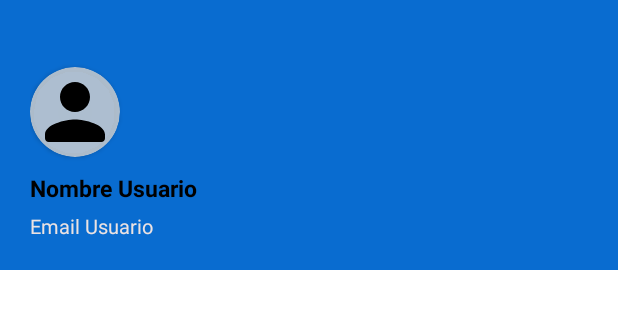
After one commit to hugh128/Burbujas, an Android app: the layout drawer_header.xml on its own in the app's theme, with its tools: preview values and no code run, on a phone screen of 412 x 824 dp. The commit adds this screen. Shown: the top 309 px of the screen. Run offline under Robolectric (Android 15) with nearby library versions, the phone set to English and light mode, and no system bars.

Commit message:
Creado estructura de menu de navegacion

```diff
--- /dev/null
+++ b/app/src/main/res/drawable/acercade.xml
@@ -0,0 +1,5 @@
+<vector xmlns:android="http://schemas.android.com/apk/res/android" android:height="24dp" android:tint="#000000" android:viewportHeight="24" android:viewportWidth="24" android:width="24dp">
+
+    <path android:fillColor="@android:color/white" android:pathData="M12,2C6.48,2 2,6.48 2,12s4.48,10 10,10 10,-4.48 10,-10S17.52,2 12,2zM12,17c-0.55,0 -1,-0.45 -1,-1v-4c0,-0.55 0.45,-1 1,-1s1,0.45 1,1v4c0,0.55 -0.45,1 -1,1zM13,9h-2L11,7h2v2z"/>
+
+</vector>
--- /dev/null
+++ b/app/src/main/res/drawable/drawer_menu.xml
@@ -0,0 +1,5 @@
+<vector xmlns:android="http://schemas.android.com/apk/res/android" android:height="24dp" android:tint="#000000" android:viewportHeight="24" android:viewportWidth="24" android:width="24dp">
+
+    <path android:fillColor="@android:color/white" android:pathData="M4,18h16c0.55,0 1,-0.45 1,-1s-0.45,-1 -1,-1L4,16c-0.55,0 -1,0.45 -1,1s0.45,1 1,1zM4,13h16c0.55,0 1,-0.45 1,-1s-0.45,-1 -1,-1L4,11c-0.55,0 -1,0.45 -1,1s0.45,1 1,1zM3,7c0,0.55 0.45,1 1,1h16c0.55,0 1,-0.45 1,-1s-0.45,-1 -1,-1L4,6c-0.55,0 -1,0.45 -1,1z"/>
+
+</vector>
--- /dev/null
+++ b/app/src/main/res/drawable/historial.xml
@@ -0,0 +1,5 @@
+<vector xmlns:android="http://schemas.android.com/apk/res/android" android:height="24dp" android:tint="#000000" android:viewportHeight="24" android:viewportWidth="24" android:width="24dp">
+
+    <path android:fillColor="@android:color/white" android:pathData="M13.26,3C8.17,2.86 4,6.95 4,12L2.21,12c-0.45,0 -0.67,0.54 -0.35,0.85l2.79,2.8c0.2,0.2 0.51,0.2 0.71,0l2.79,-2.8c0.31,-0.31 0.09,-0.85 -0.36,-0.85L6,12c0,-3.9 3.18,-7.05 7.1,-7 3.72,0.05 6.85,3.18 6.9,6.9 0.05,3.91 -3.1,7.1 -7,7.1 -1.61,0 -3.1,-0.55 -4.28,-1.48 -0.4,-0.31 -0.96,-0.28 -1.32,0.08 -0.42,0.42 -0.39,1.13 0.08,1.49C9,20.29 10.91,21 13,21c5.05,0 9.14,-4.17 9,-9.26 -0.13,-4.69 -4.05,-8.61 -8.74,-8.74zM12.75,8c-0.41,0 -0.75,0.34 -0.75,0.75v3.68c0,0.35 0.19,0.68 0.49,0.86l3.12,1.85c0.36,0.21 0.82,0.09 1.03,-0.26 0.21,-0.36 0.09,-0.82 -0.26,-1.03l-2.88,-1.71v-3.4c0,-0.4 -0.34,-0.74 -0.75,-0.74z"/>
+
+</vector>
--- /dev/null
+++ b/app/src/main/res/drawable/opciones.xml
@@ -0,0 +1,5 @@
+<vector xmlns:android="http://schemas.android.com/apk/res/android" android:height="24dp" android:tint="#000000" android:viewportHeight="24" android:viewportWidth="24" android:width="24dp">
+
+    <path android:fillColor="@android:color/white" android:pathData="M18.04,7.99l-0.63,-1.4l-1.4,-0.63c-0.39,-0.18 -0.39,-0.73 0,-0.91l1.4,-0.63l0.63,-1.4c0.18,-0.39 0.73,-0.39 0.91,0l0.63,1.4l1.4,0.63c0.39,0.18 0.39,0.73 0,0.91l-1.4,0.63l-0.63,1.4C18.78,8.38 18.22,8.38 18.04,7.99zM21.28,12.72L20.96,12c-0.18,-0.39 -0.73,-0.39 -0.91,0l-0.32,0.72L19,13.04c-0.39,0.18 -0.39,0.73 0,0.91l0.72,0.32L20.04,15c0.18,0.39 0.73,0.39 0.91,0l0.32,-0.72L22,13.96c0.39,-0.18 0.39,-0.73 0,-0.91L21.28,12.72zM16.24,14.37l1.23,0.93c0.4,0.3 0.51,0.86 0.26,1.3l-1.62,2.8c-0.25,0.44 -0.79,0.62 -1.25,0.42l-1.43,-0.6c-0.2,0.13 -0.42,0.26 -0.64,0.37l-0.19,1.54c-0.06,0.5 -0.49,0.88 -0.99,0.88H8.38c-0.5,0 -0.93,-0.38 -0.99,-0.88L7.2,19.59c-0.22,-0.11 -0.43,-0.23 -0.64,-0.37l-1.43,0.6c-0.46,0.2 -1,0.02 -1.25,-0.42l-1.62,-2.8c-0.25,-0.44 -0.14,-0.99 0.26,-1.3l1.23,-0.93C3.75,14.25 3.75,14.12 3.75,14s0,-0.25 0.01,-0.37L2.53,12.7c-0.4,-0.3 -0.51,-0.86 -0.26,-1.3l1.62,-2.8c0.25,-0.44 0.79,-0.62 1.25,-0.42l1.43,0.6c0.2,-0.13 0.42,-0.26 0.64,-0.37l0.19,-1.54C7.45,6.38 7.88,6 8.38,6h3.23c0.5,0 0.93,0.38 0.99,0.88l0.19,1.54c0.22,0.11 0.43,0.23 0.64,0.37l1.43,-0.6c0.46,-0.2 1,-0.02 1.25,0.42l1.62,2.8c0.25,0.44 0.14,0.99 -0.26,1.3l-1.23,0.93c0.01,0.12 0.01,0.24 0.01,0.37S16.25,14.25 16.24,14.37zM13,14c0,-1.66 -1.34,-3 -3,-3s-3,1.34 -3,3s1.34,3 3,3S13,15.66 13,14z"/>
+
+</vector>
--- /dev/null
+++ b/app/src/main/res/drawable/perfil.xml
@@ -0,0 +1,5 @@
+<vector xmlns:android="http://schemas.android.com/apk/res/android" android:height="24dp" android:tint="#000000" android:viewportHeight="24" android:viewportWidth="24" android:width="24dp">
+
+    <path android:fillColor="@android:color/white" android:pathData="M12,12c2.21,0 4,-1.79 4,-4s-1.79,-4 -4,-4 -4,1.79 -4,4 1.79,4 4,4zM12,14c-2.67,0 -8,1.34 -8,4v1c0,0.55 0.45,1 1,1h14c0.55,0 1,-0.45 1,-1v-1c0,-2.66 -5.33,-4 -8,-4z"/>
+
+</vector>
--- /dev/null
+++ b/app/src/main/res/drawable/salir.xml
@@ -0,0 +1,5 @@
+<vector xmlns:android="http://schemas.android.com/apk/res/android" android:autoMirrored="true" android:height="24dp" android:tint="#000000" android:viewportHeight="24" android:viewportWidth="24" android:width="24dp">
+
+    <path android:fillColor="@android:color/white" android:pathData="M10.79,16.29c0.39,0.39 1.02,0.39 1.41,0l3.59,-3.59c0.39,-0.39 0.39,-1.02 0,-1.41L12.2,7.7c-0.39,-0.39 -1.02,-0.39 -1.41,0 -0.39,0.39 -0.39,1.02 0,1.41L12.67,11H4c-0.55,0 -1,0.45 -1,1s0.45,1 1,1h8.67l-1.88,1.88c-0.39,0.39 -0.38,1.03 0,1.41zM19,3H5c-1.11,0 -2,0.9 -2,2v3c0,0.55 0.45,1 1,1s1,-0.45 1,-1V6c0,-0.55 0.45,-1 1,-1h12c0.55,0 1,0.45 1,1v12c0,0.55 -0.45,1 -1,1H6c-0.55,0 -1,-0.45 -1,-1v-2c0,-0.55 -0.45,-1 -1,-1s-1,0.45 -1,1v3c0,1.1 0.9,2 2,2h14c1.1,0 2,-0.9 2,-2V5c0,-1.1 -0.9,-2 -2,-2z"/>
+
+</vector>
--- /dev/null
+++ b/app/src/main/res/drawable/service.xml
@@ -0,0 +1,5 @@
+<vector xmlns:android="http://schemas.android.com/apk/res/android" android:height="24dp" android:tint="#000000" android:viewportHeight="24" android:viewportWidth="24" android:width="24dp">
+
+    <path android:fillColor="@android:color/white" android:pathData="M17,5c0.83,0 1.5,-0.67 1.5,-1.5 0,-0.66 -0.66,-1.64 -1.11,-2.22 -0.2,-0.26 -0.59,-0.26 -0.79,0 -0.44,0.58 -1.1,1.56 -1.1,2.22 0,0.83 0.67,1.5 1.5,1.5zM12,5c0.83,0 1.5,-0.67 1.5,-1.5 0,-0.66 -0.66,-1.64 -1.11,-2.22 -0.2,-0.26 -0.59,-0.26 -0.79,0 -0.44,0.58 -1.1,1.56 -1.1,2.22 0,0.83 0.67,1.5 1.5,1.5zM7,5c0.83,0 1.5,-0.67 1.5,-1.5 0,-0.66 -0.66,-1.64 -1.11,-2.22 -0.2,-0.26 -0.59,-0.26 -0.79,0 -0.44,0.58 -1.1,1.56 -1.1,2.22C5.5,4.33 6.17,5 7,5zM18.92,8.01C18.72,7.42 18.16,7 17.5,7h-11c-0.66,0 -1.21,0.42 -1.42,1.01l-1.97,5.67c-0.07,0.21 -0.11,0.43 -0.11,0.66v7.16c0,0.83 0.67,1.5 1.5,1.5S6,22.33 6,21.5L6,21h12v0.5c0,0.82 0.67,1.5 1.5,1.5 0.82,0 1.5,-0.67 1.5,-1.5v-7.16c0,-0.22 -0.04,-0.45 -0.11,-0.66l-1.97,-5.67zM6.5,18c-0.83,0 -1.5,-0.67 -1.5,-1.5S5.67,15 6.5,15s1.5,0.67 1.5,1.5S7.33,18 6.5,18zM17.5,18c-0.83,0 -1.5,-0.67 -1.5,-1.5s0.67,-1.5 1.5,-1.5 1.5,0.67 1.5,1.5 -0.67,1.5 -1.5,1.5zM5,13l1.27,-3.82c0.14,-0.4 0.52,-0.68 0.95,-0.68h9.56c0.43,0 0.81,0.28 0.95,0.68L19,13L5,13z"/>
+
+</vector>
--- /dev/null
+++ b/app/src/main/res/layout/drawer_header.xml
@@ -0,0 +1,44 @@
+<?xml version="1.0" encoding="utf-8"?>
+<LinearLayout xmlns:android="http://schemas.android.com/apk/res/android"
+    xmlns:app="http://schemas.android.com/apk/res-auto"
+    android:orientation="vertical"
+    android:layout_width="match_parent"
+    android:gravity="bottom"
+    android:padding="20dp"
+    android:background="#096CD0"
+    android:layout_height="180dp">
+
+    <androidx.cardview.widget.CardView
+        android:layout_width="60dp"
+        android:layout_height="60dp"
+        app:cardCornerRadius="30dp"
+        app:cardElevation="2dp"
+        app:cardBackgroundColor="#D1D1D1D1" >
+
+        <ImageView
+            android:id="@+id/userImage"
+            android:layout_width="match_parent"
+            android:layout_height="match_parent"
+            android:src="@drawable/perfil" />
+
+    </androidx.cardview.widget.CardView>
+
+    <TextView
+        android:id="@+id/textUserName"
+        android:layout_width="match_parent"
+        android:layout_height="wrap_content"
+        android:text="Nombre Usuario"
+        android:layout_marginTop="10dp"
+        android:layout_marginBottom="5dp"
+        android:textColor="@color/black"
+        android:textStyle="bold"
+        android:textSize="15sp" />
+
+    <TextView
+        android:layout_width="match_parent"
+        android:layout_height="wrap_content"
+        android:text="Email Usuario"
+        android:textColor="#EBE2E2"
+        android:textSize="13sp" />
+
+</LinearLayout>
--- a/app/src/main/res/values-night/themes.xml
+++ b/app/src/main/res/values-night/themes.xml
@@ -1,7 +1,8 @@
 <resources xmlns:tools="http://schemas.android.com/tools">
     <!-- Base application theme. -->
-    <style name="Base.Theme.Burbujas" parent="Theme.Material3.DayNight.NoActionBar">
+    <style name="Base.Theme.Burbujas" parent="Theme.MaterialComponents.DayNight.NoActionBar">
         <!-- Customize your dark theme here. -->
         <!-- <item name="colorPrimary">@color/my_dark_primary</item> -->
+        <item name="android:statusBarColor">@android:color/transparent</item>
     </style>
 </resources>
--- a/app/src/main/res/values/themes.xml
+++ b/app/src/main/res/values/themes.xml
@@ -1,8 +1,9 @@
 <resources xmlns:tools="http://schemas.android.com/tools">
     <!-- Base application theme. -->
-    <style name="Base.Theme.Burbujas" parent="Theme.Material3.DayNight.NoActionBar">
+    <style name="Base.Theme.Burbujas" parent="Theme.MaterialComponents.DayNight.NoActionBar">
         <!-- Customize your light theme here. -->
         <!-- <item name="colorPrimary">@color/my_light_primary</item> -->
+        <item name="android:statusBarColor">@android:color/transparent</item>
     </style>
 
     <style name="Theme.Burbujas" parent="Base.Theme.Burbujas" />
```
Also changed, not shown: app/src/main/java/gt/com/burbujas/MainActivity.kt (+18 -1 lines), app/src/main/res/layout/activity_main.xml (+16 -10 lines), app/src/main/res/layout/activity_main_content.xml (added, +21 -0 lines), app/src/main/res/menu/drawer_items.xml (added, +50 -0 lines).
